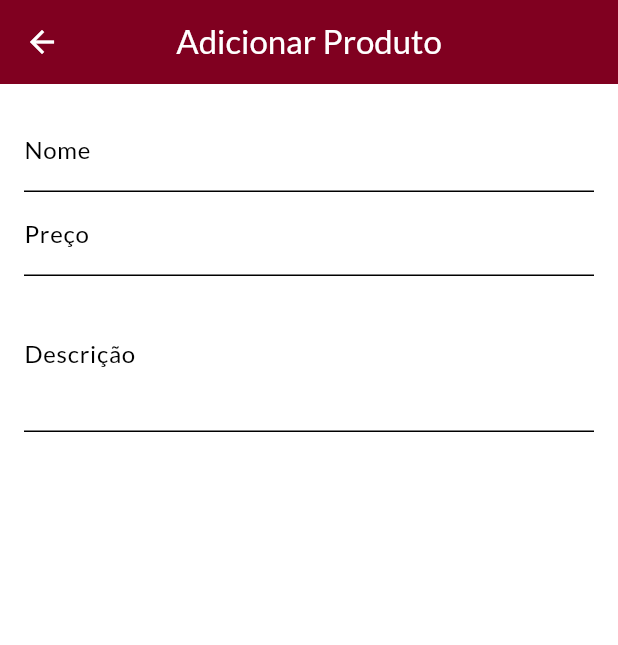
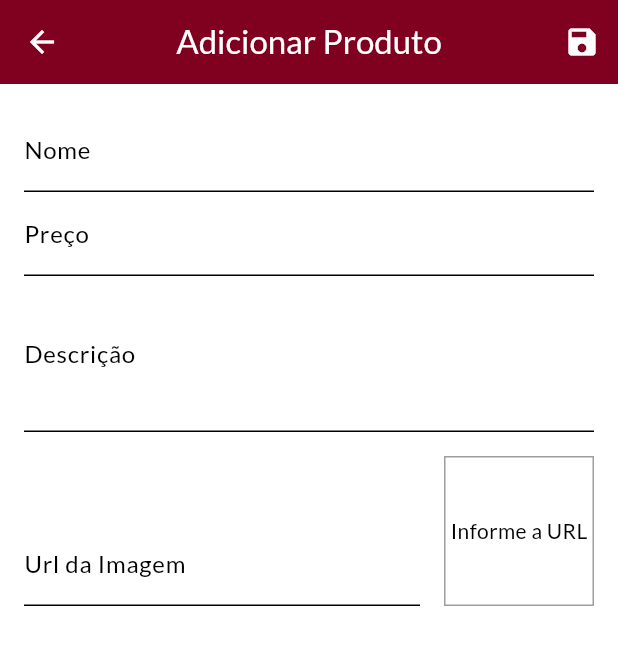
Before and after one commit to FabianoPereiraOne/Shoes-Store, a Flutter app: the ProductForm screen opened by its route, on a phone screen of 412 x 824 dp. Shown: the top 645 px of the screen. Run offline on Flutter 3.47's test engine with Material 3 defaults, Android fonts, the phone set to English and light mode, and no system bars; network calls fail.

Commit message:
Feat: adjust form add product

```diff
--- a/lib/screens/product_form.dart
+++ b/lib/screens/product_form.dart
@@ -1,4 +1,7 @@
+import 'dart:math';
+
 import 'package:flutter/material.dart';
+import 'package:my_store/models/product.dart';
 
 class ProductForm extends StatefulWidget {
   const ProductForm({super.key});
@@ -10,20 +13,67 @@ class ProductForm extends StatefulWidget {
 class _ProductFormState extends State<ProductForm> {
   final _priceFocus = FocusNode();
   final _descriptionFocus = FocusNode();
+  final _imageUrlFocus = FocusNode();
+  final _imageUrlController = TextEditingController();
+  final _formKey = GlobalKey<FormState>();
+  final _formData = Map<String, Object>();
 
   @override
   void dispose() {
     super.dispose();
     _priceFocus.dispose();
+    _imageUrlFocus.dispose();
+    _descriptionFocus.dispose();
+    _imageUrlFocus.removeListener(updateImage);
+  }
+
+  @override
+  void initState() {
+    super.initState();
+    _imageUrlFocus.addListener(updateImage);
+  }
+
+  void updateImage() {
+    setState(() {});
+  }
+
+  bool isValidImageUrl(String url) {
+    final isValidUrl = Uri.tryParse(url)?.hasAbsolutePath ?? false;
+    final finishWithType =
+        url.toLowerCase().endsWith(".png") ||
+        url.toLowerCase().endsWith(".jpg");
+
+    return isValidUrl && finishWithType;
+  }
+
+  void _formSave() {
+    final isValid = _formKey.currentState?.validate() ?? false;
+    if (!isValid) return;
+
+    _formKey.currentState?.save();
+    final newProduct = Product(
+      id: Random().nextDouble().toString(),
+      title: _formData['name'] as String,
+      description: _formData['description'] as String,
+      price: _formData['price'] as double,
+      imageUrl: _formData['imageUrl'] as String,
+    );
+
+    print(newProduct.title);
   }
 
   @override
   Widget build(BuildContext context) {
     return Scaffold(
-      appBar: AppBar(title: const Text('Adicionar Produto'), centerTitle: true),
+      appBar: AppBar(
+        title: const Text('Adicionar Produto'),
+        centerTitle: true,
+        actions: [IconButton(onPressed: _formSave, icon: Icon(Icons.save))],
+      ),
       body: Padding(
         padding: EdgeInsets.all(16),
         child: Form(
+          key: _formKey,
           child: ListView(
             children: [
               TextFormField(
@@ -31,6 +81,16 @@ class _ProductFormState extends State<ProductForm> {
                 textInputAction: TextInputAction.next,
                 onFieldSubmitted: (_) {
                   FocusScope.of(context).requestFocus(_priceFocus);
+                },
+                onSaved: (name) => _formData['name'] = name ?? "",
+                validator: (_name) {
+                  final name = _name ?? "";
+
+                  if (name.trim().isEmpty) {
+                    return "Nome é obrigatório";
+                  }
+
+                  return null;
                 },
               ),
               TextFormField(
@@ -41,6 +101,16 @@ class _ProductFormState extends State<ProductForm> {
                   FocusScope.of(context).requestFocus(_descriptionFocus);
                 },
                 keyboardType: TextInputType.numberWithOptions(decimal: true),
+                onSaved: (price) =>
+                    _formData['price'] = double.parse(price ?? "0"),
+                validator: (_price) {
+                  final priceString = _price ?? "";
+                  final price = double.tryParse(priceString) ?? -1;
+                  if (price <= 0) {
+                    return "Preço inválido";
+                  }
+                  return null;
+                },
               ),
               TextFormField(
                 focusNode: _descriptionFocus,
@@ -48,6 +118,60 @@ class _ProductFormState extends State<ProductForm> {
                 textInputAction: TextInputAction.next,
                 keyboardType: TextInputType.multiline,
                 maxLines: 3,
+                onFieldSubmitted: (_) {
+                  FocusScope.of(context).requestFocus(_imageUrlFocus);
+                },
+                onSaved: (description) =>
+                    _formData['description'] = description ?? "",
+                validator: (_description) {
+                  final description = _description ?? "";
+
+                  if (description.trim().isEmpty) {
+                    return "Descrição é obrigatória";
+                  }
+
+                  return null;
+                },
+              ),
+              Row(
+                crossAxisAlignment: CrossAxisAlignment.end,
+                children: [
+                  Expanded(
+                    child: TextFormField(
+                      focusNode: _imageUrlFocus,
+                      decoration: InputDecoration(labelText: "Url da Imagem"),
+                      textInputAction: TextInputAction.done,
+                      keyboardType: TextInputType.url,
+                      controller: _imageUrlController,
+                      onFieldSubmitted: (_) => _formSave(),
+                      onSaved: (imageUrl) =>
+                          _formData['imageUrl'] = imageUrl ?? "",
+                      validator: (_imageUrl) {
+                        final imageUrl = _imageUrl ?? "";
+
+                        if (!isValidImageUrl(imageUrl)) {
+                          return "Imagem inválida. [PNG,JPEG]";
+                        }
+
+                        return null;
+                      },
+                    ),
+                  ),
+                  Container(
+                    height: 100,
+                    width: 100,
+                    margin: EdgeInsets.only(top: 16, left: 16),
+                    decoration: BoxDecoration(
+                      border: Border.all(color: Colors.grey, width: 1),
+                    ),
+                    alignment: Alignment.center,
+                    child: _imageUrlController.text.isEmpty
+                        ? Text("Informe a URL")
+                        : FittedBox(
+                            child: Image.network(_imageUrlController.text),
+                          ),
+                  ),
+                ],
               ),
             ],
           ),
```
